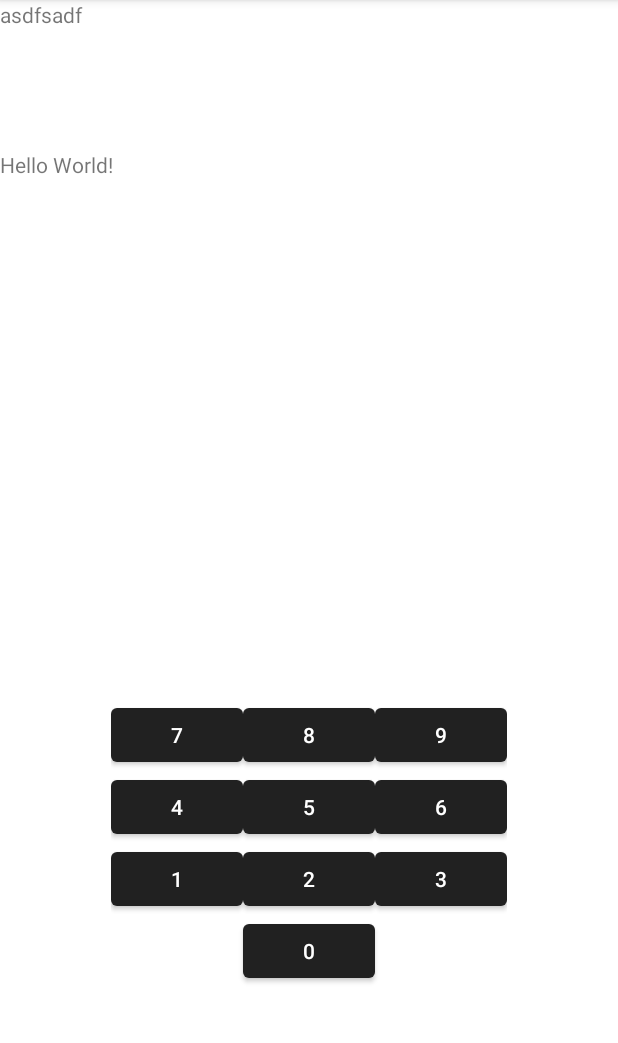
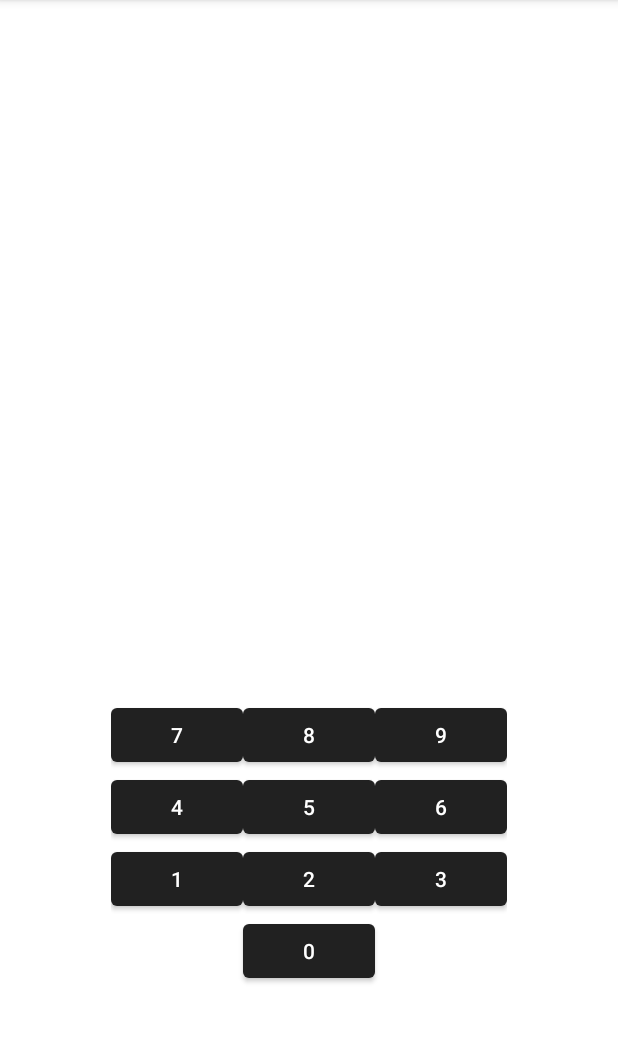
Before and after one commit to RatmirBat/Calculator, an Android app: the screen it shows after launch (MainActivity), on a phone screen of 412 x 824 dp, the part 84-1127 px from its top. Run offline under Robolectric (Android 15) with nearby library versions, the phone set to English and light mode, and no system bars.

Commit message:
Some minor changes. Project doesn't work for now

```diff
--- a/app/src/main/java/com/example/calculator/MainActivity.kt
+++ b/app/src/main/java/com/example/calculator/MainActivity.kt
@@ -4,15 +4,23 @@ import androidx.appcompat.app.AppCompatActivity
 import android.os.Bundle
 import android.view.View
 import android.widget.Button
-import kotlinx.android.synthetic.main.activity_main.*
+import com.example.calculator.databinding.ActivityMainBinding
+
+//Сделать на viewBinding и разобраться с ним
+//почитать про jetpack compose
+//на данный момент ничего не работает))
+
 
 class MainActivity : AppCompatActivity() {
+    private lateinit var binding: ActivityMainBinding
     override fun onCreate(savedInstanceState: Bundle?) {
         super.onCreate(savedInstanceState)
         setContentView(R.layout.activity_main)
+
     }
+
+
     fun numberAction(view: View) {
-
         if (view is Button) {
             expression.append(view.text)
         }
--- a/app/src/main/res/layout/activity_main.xml
+++ b/app/src/main/res/layout/activity_main.xml
@@ -17,17 +17,19 @@
             android:id="@+id/expression"
             android:layout_width="match_parent"
             android:layout_height="100dp"
+            android:text=""
+            app:layout_constraintEnd_toEndOf="parent"
+            app:layout_constraintTop_toTopOf="parent"
+            android:textSize="24dp"/>
 
-            android:text="asdfsadf"/>
-
-        <TextView
-            android:id="@+id/result"
-            android:layout_width="match_parent"
-            android:layout_height="100dp"
-            android:text="Hello World!"
-            app:layout_constraintEnd_toEndOf="parent"
-            app:layout_constraintStart_toStartOf="parent"
-            app:layout_constraintTop_toBottomOf="@+id/expression" />
+<!--        <TextView-->
+<!--            android:id="@+id/result"-->
+<!--            android:layout_width="match_parent"-->
+<!--            android:layout_height="100dp"-->
+<!--            android:text="Hello World!"-->
+<!--            app:layout_constraintEnd_toEndOf="parent"-->
+<!--            app:layout_constraintStart_toStartOf="parent"-->
+<!--            app:layout_constraintTop_toBottomOf="@+id/expression" />-->
 
     </androidx.constraintlayout.widget.ConstraintLayout>
 
@@ -43,7 +45,8 @@
             android:layout_height="wrap_content"
             app:layout_constraintBottom_toBottomOf="parent"
             app:layout_constraintEnd_toEndOf="parent"
-            app:layout_constraintStart_toStartOf="parent">
+            app:layout_constraintStart_toStartOf="parent"
+            >
 
             <Button
 
```
Also changed, not shown: app/build.gradle (+7 -4 lines).
